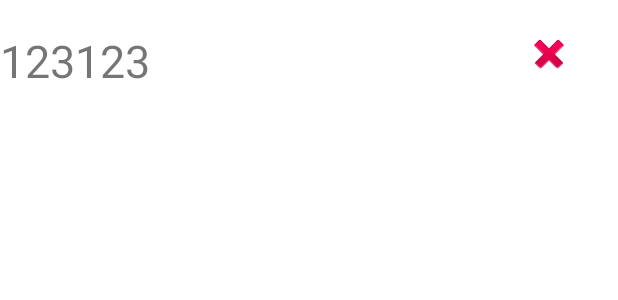
After one commit to sogeum0310/JavaMemo, an Android app: the layout item_memo.xml on its own in the app's theme, with its tools: preview values and no code run, on a phone screen of 412 x 824 dp. The commit adds this screen. Shown: the top 300 px of the screen. Run offline under Robolectric (Android 15) with nearby library versions, the phone set to English and light mode, and no system bars.

Commit message:
리사이클러뷰 출력

```diff
--- /dev/null
+++ b/app/src/main/res/layout/item_memo.xml
@@ -0,0 +1,24 @@
+<?xml version="1.0" encoding="utf-8"?>
+<LinearLayout xmlns:android="http://schemas.android.com/apk/res/android"
+    xmlns:app="http://schemas.android.com/apk/res-auto"
+    android:layout_width="match_parent"
+    android:layout_height="40dp"
+    android:layout_marginTop="20dp"
+    android:layout_marginBottom="20dp">
+
+    <TextView
+        android:id="@+id/content"
+        android:layout_width="0dp"
+        android:layout_height="wrap_content"
+        android:layout_weight="1"
+        android:text="123123"
+        android:textSize="30dp"/>
+
+    <ImageView
+        android:id="@+id/feel"
+        android:layout_width="wrap_content"
+        android:layout_height="wrap_content"
+        android:layout_marginRight="30dp"
+        app:srcCompat="@android:drawable/ic_delete" />
+
+</LinearLayout>
```
Also changed, not shown: app/src/main/java/com/sogeum0310/javamemo/DatabaseHelper.java (added, +35 -0 lines), app/src/main/java/com/sogeum0310/javamemo/MainActivity.java (+63 -27 lines), app/src/main/java/com/sogeum0310/javamemo/MemoAdapter.java (added, +57 -0 lines), app/src/main/java/com/sogeum0310/javamemo/MemoData.java (added, +14 -0 lines), app/src/main/res/layout/activity_main.xml (+26 -12 lines).
